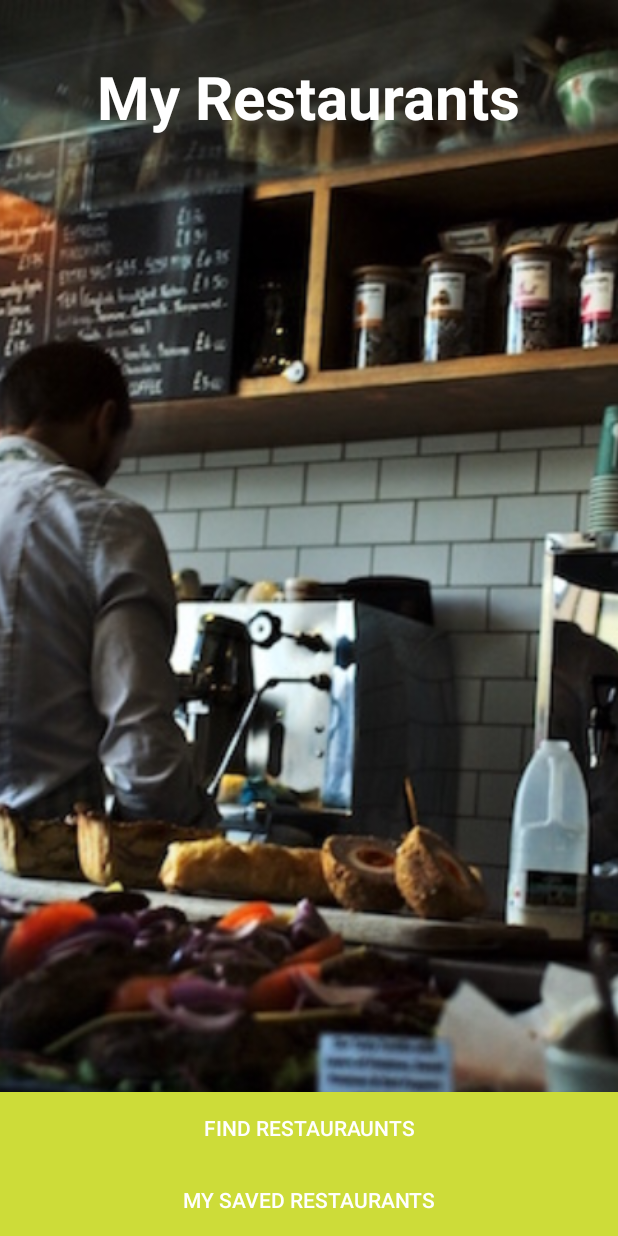
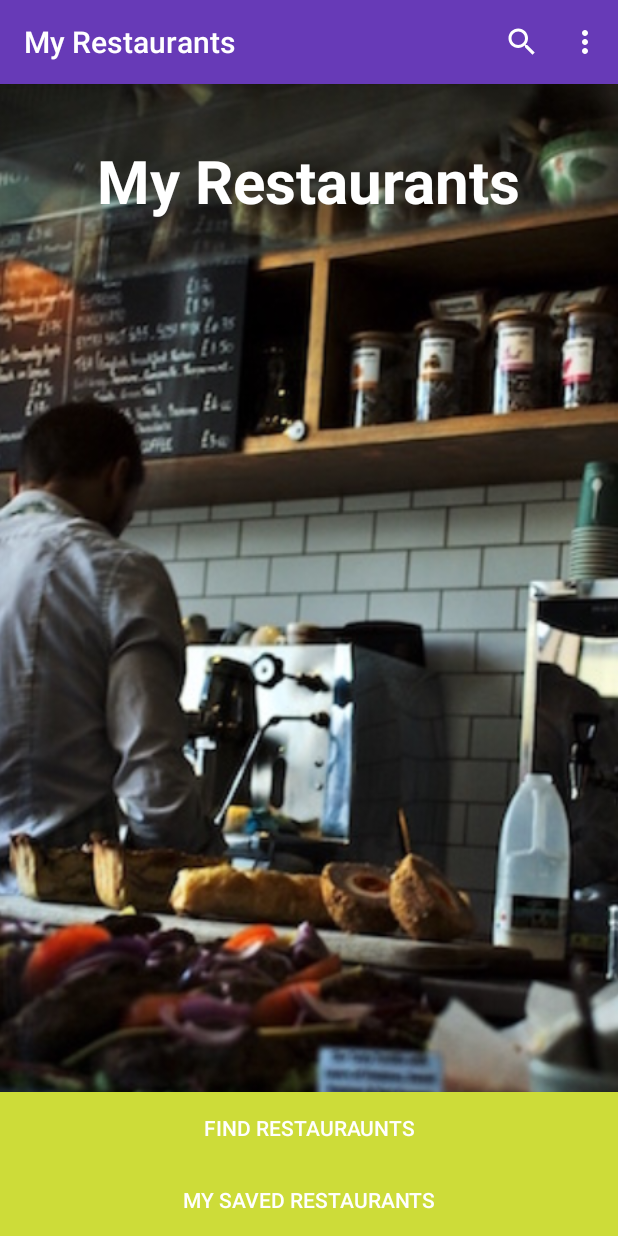
Before and after one commit to vrdlc/Android-MyRestaurants, an Android app: the MainActivity screen opened directly, with no data from a screen before it, on a phone screen of 412 x 824 dp. Run offline under Robolectric (Android 15) with nearby library versions, the phone set to English and light mode, and no system bars; our stand-ins replace ButterKnife; libraries missing offline, so code that uses them is left out: com.firebase.client; 1 statement that could not run was skipped.

Commit message:
add logout

```diff
--- a/app/src/main/AndroidManifest.xml
+++ b/app/src/main/AndroidManifest.xml
@@ -13,7 +13,7 @@
         android:theme="@style/AppTheme">
         <activity
             android:name=".ui.MainActivity"
-            android:theme="@style/NoActionBarTheme">
+            android:theme="@style/AppTheme">
 
         </activity>
         <activity android:name=".ui.RestaurantListActivity">
--- /dev/null
+++ b/app/src/main/res/menu/menu_main.xml
@@ -0,0 +1,9 @@
+<?xml version="1.0" encoding="utf-8"?>
+<menu xmlns:android="http://schemas.android.com/apk/res/android"
+    xmlns:app="http://schemas.android.com/apk/res-auto">
+    <item
+        android:id="@+id/action_logout"
+        android:title="Logout"
+        android:visible="true"
+        app:showAsAction="never" />
+</menu>
```
Also changed, not shown: app/src/main/java/com/epicodus/myrestaurants/ui/LoginActivity.java (+9 -0 lines), app/src/main/java/com/epicodus/myrestaurants/ui/MainActivity.java (+21 -0 lines).
